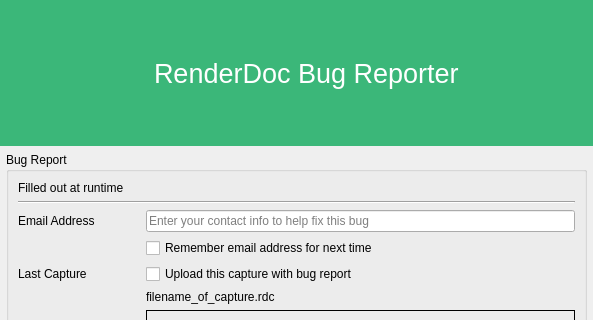
Old version of the form qrenderdoc/Windows/Dialogs/CrashDialog.ui in the repository Kirkice/RenderMax; both pictures show x 0 to 593 and y 0 to 320 of the 593 by 1004 pixel window.
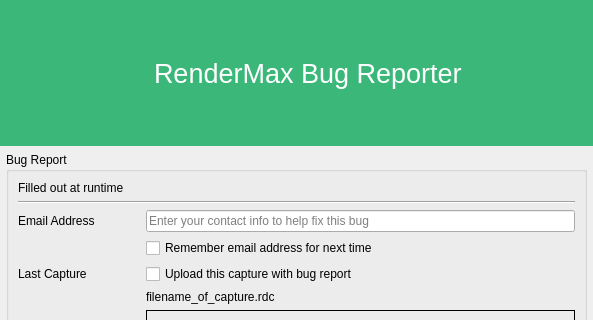
New version of the form. Icons and pictures are not drawn. Custom widgets are drawn as their Qt base class.

Diff of the .ui file:
```diff
--- a/qrenderdoc/Windows/Dialogs/CrashDialog.ui
+++ b/qrenderdoc/Windows/Dialogs/CrashDialog.ui
@@ -199,7 +199,7 @@
          </font>
         </property>
         <property name="text">
-         <string>RenderDoc Bug Reporter</string>
+         <string>RenderMax Bug Reporter</string>
         </property>
        </widget>
       </item>
```
Left out of the diff: 2 changed lines with no effect on the pictures.
